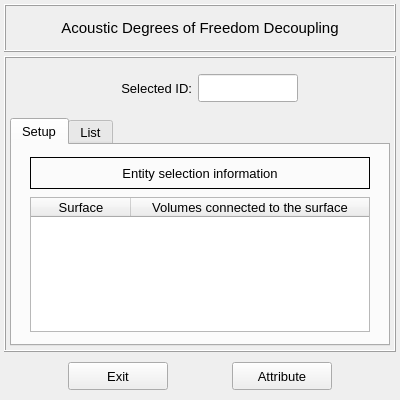
Old version of the form vibra/interface/data/ui_files/model/setup/acoustic/degrees_of_freedom_decoupling_inputs.ui in the repository MOPT-UFSC/VIBRA.
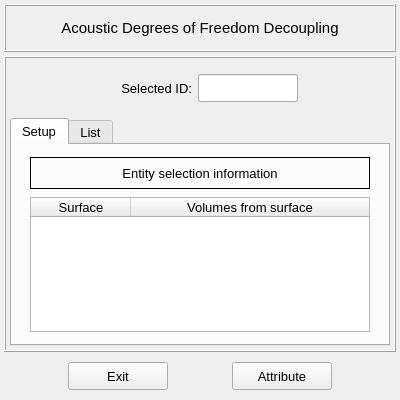
New version of the form.

What changed in the file:
```diff
--- a/vibra/interface/data/ui_files/model/setup/acoustic/degrees_of_freedom_decoupling_inputs.ui
+++ b/vibra/interface/data/ui_files/model/setup/acoustic/degrees_of_freedom_decoupling_inputs.ui
@@ -247,6 +247,9 @@
               <height>16777215</height>
              </size>
             </property>
+            <property name="indentation">
+             <number>0</number>
+            </property>
             <column>
              <property name="text">
               <string>Surface</string>
@@ -257,7 +260,7 @@
             </column>
             <column>
              <property name="text">
-              <string>Volumes connected to the surface</string>
+              <string>Volumes from surface</string>
              </property>
              <property name="textAlignment">
               <set>AlignCenter</set>
```
